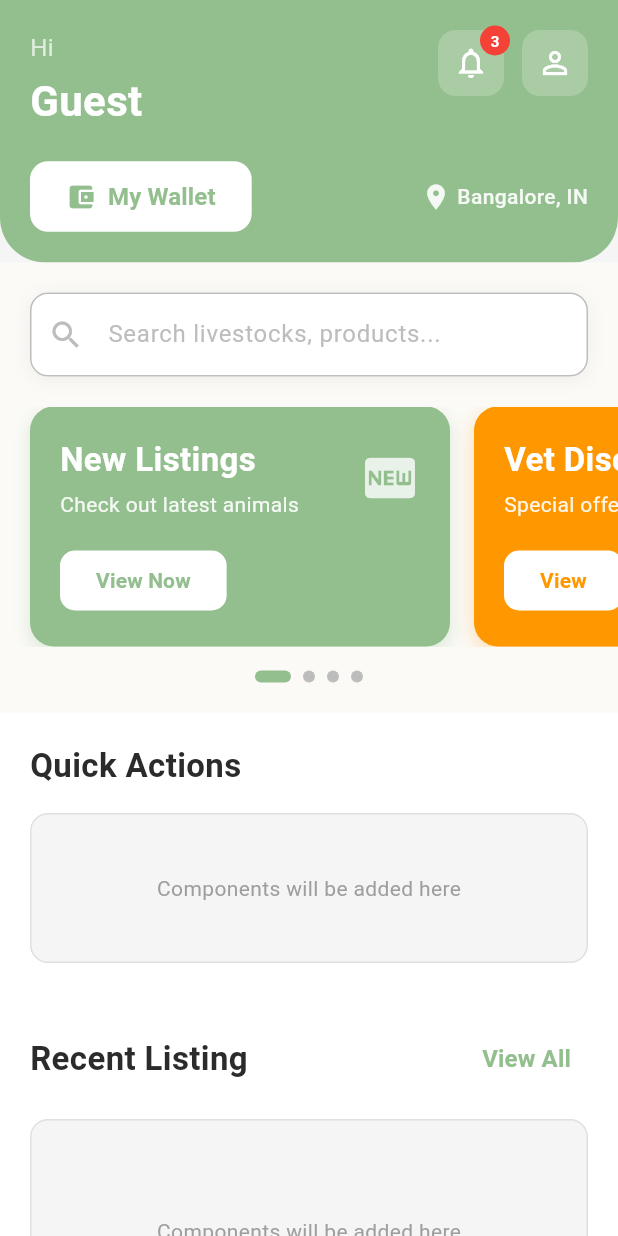
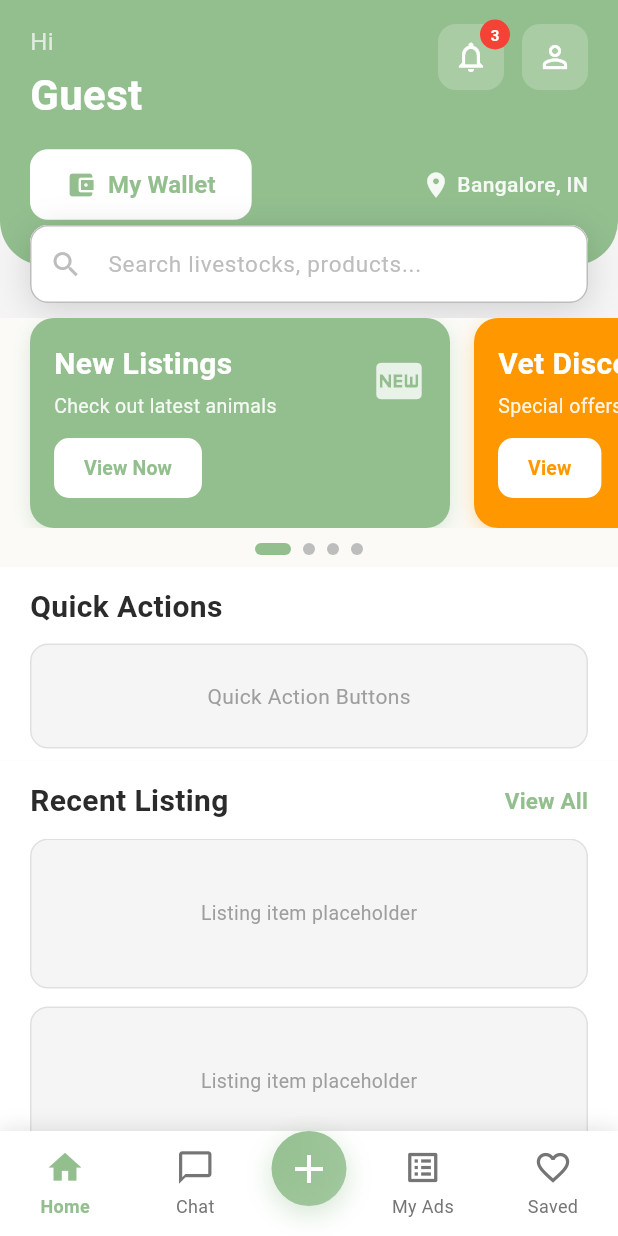
Before and after one commit to metamersisttech/FarmerApp-TestSuite, a Flutter app: the HomePage screen opened by its route, on a phone screen of 412 x 824 dp. Run offline on Flutter 3.47's test engine with Material 3 defaults, Android fonts, the phone set to English and light mode, and no system bars; our stand-ins replace dio, firebase_core; accounts and stored records are empty.

Commit message:
add bottom nav bar

```diff
--- a/lib/features/home/screens/home_page.dart
+++ b/lib/features/home/screens/home_page.dart
@@ -1,5 +1,6 @@
 import 'package:flutter/material.dart';
 import 'package:flutter_app/data/models/user_model.dart';
+import 'package:flutter_app/features/home/widgets/custom_bottom_nav_bar.dart';
 import 'package:flutter_app/features/home/widgets/home_search_bar.dart';
 import 'package:flutter_app/features/home/widgets/profile_section.dart';
 import 'package:flutter_app/features/home/widgets/quick_actions_section.dart';
@@ -10,6 +11,7 @@ import 'package:flutter_app/shared/themes/app_theme.dart';
 /// Home Page
 ///
 /// Main screen after user logs in.
+/// Features a fixed bottom navigation bar while content scrolls.
 class HomePage extends StatefulWidget {
   final UserModel? user;
 
@@ -20,6 +22,37 @@ class HomePage extends StatefulWidget {
 }
 
 class _HomePageState extends State<HomePage> {
+  int _currentBottomNavIndex = 0;
+
+  void _handleBottomNavTap(int index) {
+    setState(() {
+      _currentBottomNavIndex = index;
+    });
+
+    // Handle navigation based on index
+    switch (index) {
+      case 0:
+        // Already on Home
+        break;
+      case 1:
+        // Navigate to Chat
+        // TODO: Implement chat navigation
+        break;
+      case 2:
+        // Navigate to Sell/Create Ad
+        // TODO: Implement sell navigation
+        break;
+      case 3:
+        // Navigate to My Ads
+        // TODO: Implement my ads navigation
+        break;
+      case 4:
+        // Navigate to Saved/Liked
+        // TODO: Implement saved navigation
+        break;
+    }
+  }
+
   @override
   Widget build(BuildContext context) {
     // Extract first name from user, fallback to 'Guest'
@@ -28,11 +61,14 @@ class _HomePageState extends State<HomePage> {
     return Scaffold(
       backgroundColor: Colors.grey[100],
       body: SafeArea(
-        child: SingleChildScrollView(
         child: Column(
           crossAxisAlignment: CrossAxisAlignment.start,
           children: [
-              // 1. Profile Section
+            // 1. Profile Section with overlapping Search Bar
+            Stack(
+              clipBehavior: Clip.none,
+              children: [
+                // Profile Section
                 ProfileSection(
                   firstName: firstName,
                   notificationCount: 3,
@@ -41,14 +77,24 @@ class _HomePageState extends State<HomePage> {
                   onWalletTap: () {},
                 ),
 
-              // 2. Search Bar
-              HomeSearchBar(
+                // Search Bar positioned below profile section
+                Positioned(
+                  bottom: -25,
+                  left: 20,
+                  right: 20,
+                  child: HomeSearchBar(
                     onChanged: (value) {
                       // TODO: Implement search
                     },
                   ),
+                ),
+              ],
+            ),
 
-              // 3. Horizontal Scrolling Templates
+            // Add spacing for the overlapping search bar
+            const SizedBox(height: 35),
+
+          // 3. Horizontal Scrolling Templates (Fixed)
           ScrollingTemplates(
             templates: [
               TemplateCardData(
@@ -86,16 +132,22 @@ class _HomePageState extends State<HomePage> {
             ],
           ),
 
-              // 4. Quick Actions Section
+          // 4. Quick Actions Section (Fixed)
           const QuickActionsSection(),
 
-              // 5. Recent Listing Section
-              RecentListingSection(
+          // 5. Recent Listing Section (Scrollable - takes remaining space)
+          Expanded(
+            child: RecentListingSection(
               onActionPressed: () {},
+            ),
           ),
           ],
         ),
       ),
+      // Bottom Navigation Bar (Fixed Footer)
+      bottomNavigationBar: CustomBottomNavBar(
+        currentIndex: _currentBottomNavIndex,
+        onTap: _handleBottomNavTap,
       ),
     );
   }
--- /dev/null
+++ b/lib/features/home/widgets/custom_bottom_nav_bar.dart
@@ -0,0 +1,176 @@
+import 'package:flutter/material.dart';
+import 'package:flutter_app/shared/themes/app_theme.dart';
+
+/// Custom Bottom Navigation Bar for Home Page
+///
+/// Features:
+/// - 5 navigation items
+/// - Special elevated "Sell" button in center
+/// - Fixed at bottom while content scrolls
+class CustomBottomNavBar extends StatelessWidget {
+  final int currentIndex;
+  final Function(int)? onTap;
+
+  const CustomBottomNavBar({
+    super.key,
+    this.currentIndex = 0,
+    this.onTap,
+  });
+
+  @override
+  Widget build(BuildContext context) {
+    return Container(
+      decoration: BoxDecoration(
+        color: Colors.white,
+        boxShadow: [
+          BoxShadow(
+            color: Colors.black.withOpacity(0.1),
+            blurRadius: 10,
+            offset: const Offset(0, -2),
+          ),
+        ],
+      ),
+      child: SafeArea(
+        child: SizedBox(
+          height: 70,
+          child: Row(
+            mainAxisAlignment: MainAxisAlignment.spaceAround,
+            children: [
+              // 1. Home Icon
+              _NavBarItem(
+                icon: Icons.home_outlined,
+                activeIcon: Icons.home,
+                label: 'Home',
+                isActive: currentIndex == 0,
+                onTap: () => onTap?.call(0),
+              ),
+
+              // 2. Chat Icon
+              _NavBarItem(
+                icon: Icons.chat_bubble_outline,
+                activeIcon: Icons.chat_bubble,
+                label: 'Chat',
+                isActive: currentIndex == 1,
+                onTap: () => onTap?.call(1),
+              ),
+
+              // 3. Sell Button (Center - Special)
+              _SellButton(
+                onTap: () => onTap?.call(2),
+              ),
+
+              // 4. My Ads Icon
+              _NavBarItem(
+                icon: Icons.list_alt_outlined,
+                activeIcon: Icons.list_alt,
+                label: 'My Ads',
+                isActive: currentIndex == 3,
+                onTap: () => onTap?.call(3),
+              ),
+
+              // 5. Like Icon
+              _NavBarItem(
+                icon: Icons.favorite_border,
+                activeIcon: Icons.favorite,
+                label: 'Saved',
+                isActive: currentIndex == 4,
+                onTap: () => onTap?.call(4),
+              ),
+            ],
+          ),
+        ),
+      ),
+    );
+  }
+}
+
+/// Individual navigation bar item
+class _NavBarItem extends StatelessWidget {
+  final IconData icon;
+  final IconData activeIcon;
+  final String label;
+  final bool isActive;
+  final VoidCallback onTap;
+
+  const _NavBarItem({
+    required this.icon,
+    required this.activeIcon,
+    required this.label,
+    required this.isActive,
+    required this.onTap,
+  });
+
+  @override
+  Widget build(BuildContext context) {
+    return Expanded(
+      child: GestureDetector(
+        onTap: onTap,
+        behavior: HitTestBehavior.opaque,
+        child: Container(
+          color: Colors.transparent,
+          child: Column(
+            mainAxisAlignment: MainAxisAlignment.center,
+            children: [
+              Icon(
+                isActive ? activeIcon : icon,
+                color: isActive ? AppTheme.authPrimaryColor : Colors.grey[600],
+                size: 26,
+              ),
+              const SizedBox(height: 4),
+              Text(
+                label,
+                style: TextStyle(
+                  fontSize: 12,
+                  fontWeight: isActive ? FontWeight.w600 : FontWeight.w400,
+                  color: isActive ? AppTheme.authPrimaryColor : Colors.grey[600],
+                ),
+              ),
+            ],
+          ),
+        ),
+      ),
+    );
+  }
+}
+
+/// Special center "Sell" button with elevated design
+class _SellButton extends StatelessWidget {
+  final VoidCallback onTap;
+
+  const _SellButton({required this.onTap});
+
+  @override
+  Widget build(BuildContext context) {
+    return GestureDetector(
+      onTap: onTap,
+      child: Container(
+        width: 65,
+        height: 65,
+        margin: const EdgeInsets.only(bottom: 20), // Elevate above nav bar
+        decoration: BoxDecoration(
+          gradient: LinearGradient(
+            colors: [
+              AppTheme.authPrimaryColor,
+              AppTheme.authPrimaryColor.withOpacity(0.8),
+            ],
+            begin: Alignment.topLeft,
+            end: Alignment.bottomRight,
+          ),
+          shape: BoxShape.circle,
+          boxShadow: [
+            BoxShadow(
+              color: AppTheme.authPrimaryColor.withOpacity(0.4),
+              blurRadius: 15,
+              offset: const Offset(0, 5),
+            ),
+          ],
+        ),
+        child: const Icon(
+          Icons.add,
+          color: Colors.white,
+          size: 32,
+        ),
+      ),
+    );
+  }
+}
--- a/lib/features/home/widgets/home_search_bar.dart
+++ b/lib/features/home/widgets/home_search_bar.dart
@@ -1,5 +1,4 @@
 import 'package:flutter/material.dart';
-import 'package:flutter_app/shared/themes/app_theme.dart';
 
 /// Search bar widget for home page
 class HomeSearchBar extends StatelessWidget {
@@ -21,17 +20,14 @@ class HomeSearchBar extends StatelessWidget {
   @override
   Widget build(BuildContext context) {
     return Container(
-      color: AppTheme.authBackgroundColor,
-      padding: const EdgeInsets.all(20),
-      child: Container(
       decoration: BoxDecoration(
         color: Colors.white,
         borderRadius: BorderRadius.circular(12),
         boxShadow: [
           BoxShadow(
-              color: Colors.black.withOpacity(0.05),
-              blurRadius: 10,
-              offset: const Offset(0, 2),
+            color: Colors.black.withOpacity(0.15),
+            blurRadius: 20,
+            offset: const Offset(0, 5),
           ),
         ],
       ),
@@ -42,13 +38,12 @@ class HomeSearchBar extends StatelessWidget {
         onTap: onTap,
         decoration: InputDecoration(
           hintText: hintText,
-            hintStyle: TextStyle(color: Colors.grey[400], fontSize: 16),
-            prefixIcon: Icon(Icons.search, color: Colors.grey[400]),
+          hintStyle: TextStyle(color: Colors.grey[400], fontSize: 15),
+          prefixIcon: Icon(Icons.search, color: Colors.grey[400], size: 22),
           border: InputBorder.none,
           contentPadding: const EdgeInsets.symmetric(
             horizontal: 20,
-              vertical: 16,
-            ),
+            vertical: 14,
           ),
         ),
       ),
--- a/lib/features/home/widgets/profile_section.dart
+++ b/lib/features/home/widgets/profile_section.dart
@@ -24,7 +24,7 @@ class ProfileSection extends StatelessWidget {
   Widget build(BuildContext context) {
     return Container(
       width: double.infinity,
-      padding: const EdgeInsets.all(20),
+      padding: const EdgeInsets.fromLTRB(20, 16, 20, 30),
       decoration: const BoxDecoration(
         color: AppTheme.authPrimaryColor,
         borderRadius: BorderRadius.only(
@@ -35,7 +35,7 @@ class ProfileSection extends StatelessWidget {
       child: Column(
         crossAxisAlignment: CrossAxisAlignment.start,
         children: [
-          // Top row: Hi Username on left, Icons on right
+          // Top row: Hi  , Icons on right
           Row(
             mainAxisAlignment: MainAxisAlignment.spaceBetween,
             crossAxisAlignment: CrossAxisAlignment.start,
@@ -85,7 +85,7 @@ class ProfileSection extends StatelessWidget {
             ],
           ),
 
-          const SizedBox(height: 20),
+          const SizedBox(height: 16),
 
           // Bottom row: Wallet button on left, Location on right
           Row(
--- a/lib/features/home/widgets/quick_actions_section.dart
+++ b/lib/features/home/widgets/quick_actions_section.dart
@@ -16,19 +16,19 @@ class QuickActionsSection extends StatelessWidget {
   Widget build(BuildContext context) {
     return Container(
       color: Colors.white,
-      padding: const EdgeInsets.all(20),
+      padding: const EdgeInsets.fromLTRB(20, 12, 20, 8),
       child: Column(
         crossAxisAlignment: CrossAxisAlignment.start,
         children: [
           Text(
             title,
             style: const TextStyle(
-              fontSize: 22,
+              fontSize: 20,
               fontWeight: FontWeight.bold,
               color: AppTheme.authTextPrimary,
             ),
           ),
-          const SizedBox(height: 16),
+          const SizedBox(height: 10),
           // Content or placeholder
           content ?? _buildPlaceholder(),
         ],
@@ -38,7 +38,7 @@ class QuickActionsSection extends StatelessWidget {
 
   Widget _buildPlaceholder() {
     return Container(
-      height: 100,
+      height: 70,
       decoration: BoxDecoration(
         color: Colors.grey[100],
         borderRadius: BorderRadius.circular(12),
@@ -49,7 +49,7 @@ class QuickActionsSection extends StatelessWidget {
       ),
       child: Center(
         child: Text(
-          'Components will be added here',
+          'Quick Action Buttons',
           style: TextStyle(color: Colors.grey[500], fontSize: 14),
         ),
       ),
--- a/lib/features/home/widgets/recent_listing_section.dart
+++ b/lib/features/home/widgets/recent_listing_section.dart
@@ -20,18 +20,19 @@ class RecentListingSection extends StatelessWidget {
   Widget build(BuildContext context) {
     return Container(
       color: Colors.white,
-      padding: const EdgeInsets.all(20),
       child: Column(
         crossAxisAlignment: CrossAxisAlignment.start,
         children: [
-          // Title row with "View All" button
-          Row(
+          // Fixed Header (Title row with "View All" button)
+          Padding(
+            padding: const EdgeInsets.fromLTRB(20, 12, 20, 10),
+            child: Row(
               mainAxisAlignment: MainAxisAlignment.spaceBetween,
               children: [
                 Text(
                   title,
                   style: const TextStyle(
-                  fontSize: 22,
+                    fontSize: 20,
                     fontWeight: FontWeight.bold,
                     color: AppTheme.authTextPrimary,
                   ),
@@ -41,21 +42,48 @@ class RecentListingSection extends StatelessWidget {
                     onPressed: onActionPressed,
                     style: TextButton.styleFrom(
                       foregroundColor: AppTheme.authPrimaryColor,
+                      padding: EdgeInsets.zero,
+                      minimumSize: const Size(50, 30),
+                      tapTargetSize: MaterialTapTargetSize.shrinkWrap,
                     ),
                     child: Text(
                       actionText!,
                       style: const TextStyle(
-                      fontSize: 16,
+                        fontSize: 15,
                         fontWeight: FontWeight.w600,
                       ),
                     ),
                   ),
               ],
             ),
-          const SizedBox(height: 16),
+          ),
+
+          // Scrollable Content Area
+          Expanded(
+            child: SingleChildScrollView(
+              padding: const EdgeInsets.symmetric(horizontal: 20),
+              child: Column(
+                children: [
                   // Content or placeholder
                   content ?? _buildPlaceholder(),
-          const SizedBox(height: 20),
+
+                  // Add multiple placeholders to demonstrate scrolling
+                  if (content == null) ...[
+                    const SizedBox(height: 12),
+                    _buildPlaceholder(),
+                    const SizedBox(height: 12),
+                    _buildPlaceholder(),
+                    const SizedBox(height: 12),
+                    _buildPlaceholder(),
+                    const SizedBox(height: 12),
+                    _buildPlaceholder(),
+                  ],
+
+                  const SizedBox(height: 16),
+                ],
+              ),
+            ),
+          ),
         ],
       ),
     );
@@ -63,7 +91,7 @@ class RecentListingSection extends StatelessWidget {
 
   Widget _buildPlaceholder() {
     return Container(
-      height: 150,
+      height: 100,
       decoration: BoxDecoration(
         color: Colors.grey[100],
         borderRadius: BorderRadius.circular(12),
@@ -74,8 +102,8 @@ class RecentListingSection extends StatelessWidget {
       ),
       child: Center(
         child: Text(
-          'Components will be added here',
-          style: TextStyle(color: Colors.grey[500], fontSize: 14),
+          'Listing item placeholder',
+          style: TextStyle(color: Colors.grey[500], fontSize: 13),
         ),
       ),
     );
--- a/lib/features/home/widgets/scrolling_templates.dart
+++ b/lib/features/home/widgets/scrolling_templates.dart
@@ -48,11 +48,11 @@ class _ScrollingTemplatesState extends State<ScrollingTemplates> {
   Widget build(BuildContext context) {
     return Container(
       color: AppTheme.authBackgroundColor,
-      padding: const EdgeInsets.only(bottom: 20),
+      padding: const EdgeInsets.only(bottom: 8),
       child: Column(
         children: [
           SizedBox(
-            height: 160,
+            height: 140,
             child: ListView.separated(
               controller: _scrollController,
               scrollDirection: Axis.horizontal,
@@ -73,7 +73,7 @@ class _ScrollingTemplatesState extends State<ScrollingTemplates> {
               },
             ),
           ),
-          const SizedBox(height: 16),
+          const SizedBox(height: 10),
           // Sliding Indicator
           _ScrollIndicator(
             totalItems: widget.templates.length,
@@ -126,7 +126,7 @@ class _TemplateCard extends StatelessWidget {
   Widget build(BuildContext context) {
     return Container(
       width: 280,
-      padding: const EdgeInsets.all(20),
+      padding: const EdgeInsets.all(16),
       decoration: BoxDecoration(
         color: backgroundColor,
         borderRadius: BorderRadius.circular(16),
@@ -152,7 +152,7 @@ class _TemplateCard extends StatelessWidget {
                     Text(
                       title,
                       style: const TextStyle(
-                        fontSize: 22,
+                        fontSize: 20,
                         fontWeight: FontWeight.bold,
                         color: Colors.white,
                       ),
@@ -161,14 +161,14 @@ class _TemplateCard extends StatelessWidget {
                     Text(
                       subtitle,
                       style: TextStyle(
-                        fontSize: 14,
+                        fontSize: 13,
                         color: Colors.white.withOpacity(0.9),
                       ),
                     ),
                   ],
                 ),
               ),
-              Icon(icon, color: Colors.white.withOpacity(0.8), size: 40),
+              Icon(icon, color: Colors.white.withOpacity(0.8), size: 36),
             ],
           ),
           // View Button
@@ -177,7 +177,7 @@ class _TemplateCard extends StatelessWidget {
             style: ElevatedButton.styleFrom(
               backgroundColor: Colors.white,
               foregroundColor: backgroundColor,
-              padding: const EdgeInsets.symmetric(horizontal: 24, vertical: 10),
+              padding: const EdgeInsets.symmetric(horizontal: 20, vertical: 8),
               shape: RoundedRectangleBorder(
                 borderRadius: BorderRadius.circular(10),
               ),
@@ -185,7 +185,7 @@ class _TemplateCard extends StatelessWidget {
             ),
             child: Text(
               buttonText,
-              style: const TextStyle(fontSize: 14, fontWeight: FontWeight.bold),
+              style: const TextStyle(fontSize: 13, fontWeight: FontWeight.bold),
             ),
           ),
         ],
```
Lines whose indentation alone changed are shown as unchanged.
